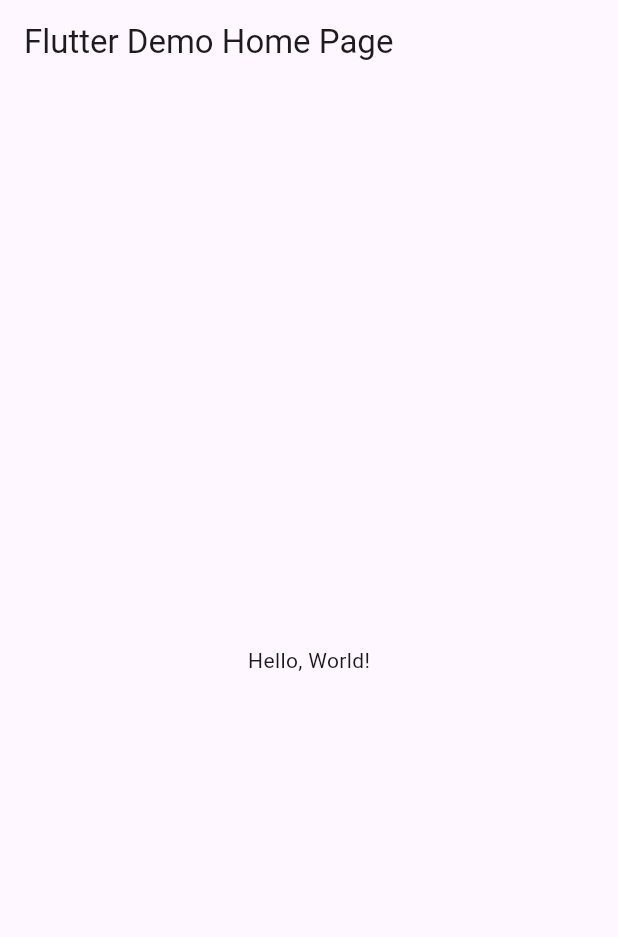
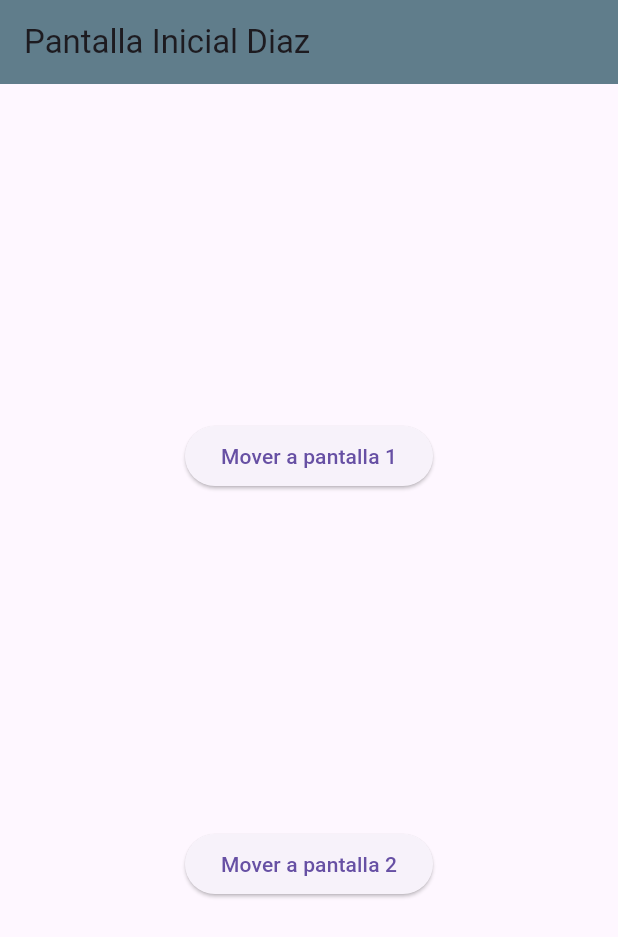
Before and after one commit to DDOrozco17/p13Rutas-6J-0460, a Flutter app: the screen it shows after launch, on a phone screen of 412 x 824 dp. Shown: the top 937 px of the screen. Run offline on Flutter 3.47's test engine with Material 3 defaults, Android fonts, the phone set to English and light mode, and no system bars.

```diff
--- a/lib/main.dart
+++ b/lib/main.dart
@@ -1,43 +1,23 @@
 import 'package:flutter/material.dart';
+import 'package:diaz0460/pantalla2_0460.dart';
+import 'package:diaz0460/pantalla1_0460.dart';
+import 'package:diaz0460/pantallaini_0460.dart';
 
-void main() => runApp(MyApp());
+void main() => runApp(MiApp0460());
 
-class MyApp extends StatelessWidget {
-  const MyApp({super.key});
-  // This widget is the root of your application.
+class MiApp0460 extends StatelessWidget {
+  const MiApp0460({Key? key}) : super(key: key);
+
   @override
   Widget build(BuildContext context) {
     return MaterialApp(
-      // Application name
-      title: 'Flutter Hello World',
-      // Application theme data, you can set the colors for the application as
-      // you want
-      theme: ThemeData(
-        // useMaterial3: true,
-        primarySwatch: Colors.blue,
-      ),
-      // A widget which will be started on application startup
-      home: MyHomePage(title: 'Flutter Demo Home Page'),
-    );
-  }
-}
-
-class MyHomePage extends StatelessWidget {
-  final String title;
-  const MyHomePage({super.key, required this.title});
-
-  @override
-  Widget build(BuildContext context) {
-    return Scaffold(
-      appBar: AppBar(
-        // The title text which will be shown on the action bar
-        title: Text(title),
-      ),
-      body: Center(
-        child: Text(
-          'Hello, World!',
-        ),
-      ),
-    );
-  }
-}
+      debugShowCheckedModeBanner: false,
+      initialRoute: "/",
+      routes: {
+        "/": (context) => PantallaIni_0460(),
+        "/Pantalla1_0460": (context) => Pantalla1_0460(),
+        "/Pantalla2_0460": (context) => Pantalla2_0460(),
+      }, //fin rutas paginas
+    ); //fin material
+  } //fin widgets
+} //fin app
--- /dev/null
+++ b/lib/pantallaini_0460.dart
@@ -0,0 +1,35 @@
+//PantallaIni_0460
+//
+import 'package:flutter/material.dart';
+
+class PantallaIni_0460 extends StatelessWidget {
+  const PantallaIni_0460({Key? key}) : super(key: key);
+
+  @override
+  Widget build(BuildContext context) {
+    return Scaffold(
+      appBar: AppBar(
+        title: const Text("Pantalla Inicial Diaz"),
+        backgroundColor: Colors.blueGrey,
+      ),
+      body: Center(
+          child: Column(
+        mainAxisAlignment: MainAxisAlignment.spaceEvenly,
+        children: [
+          ElevatedButton(
+            onPressed: () {
+              Navigator.pushNamed(context, "/Pantalla1_0460");
+            },
+            child: const Text("Mover a pantalla 1"),
+          ),
+          ElevatedButton(
+            onPressed: () {
+              Navigator.pushNamed(context, "/Pantalla2_0460");
+            },
+            child: const Text("Mover a pantalla 2"),
+          ),
+        ],
+      )),
+    );
+  }
+}
```
Also changed, not shown: lib/pantalla1_0460.dart (added, +26 -0 lines), lib/pantalla2_0460.dart (added, +23 -0 lines).
